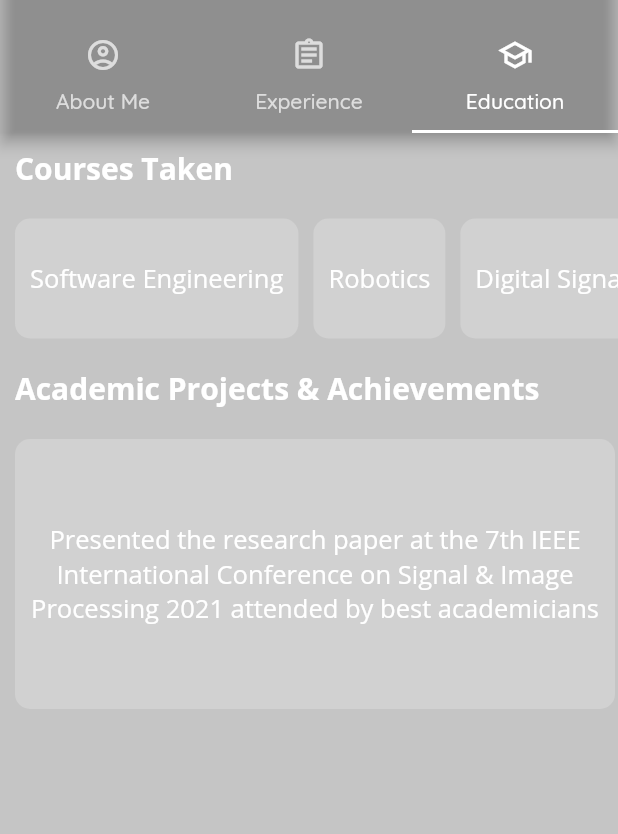
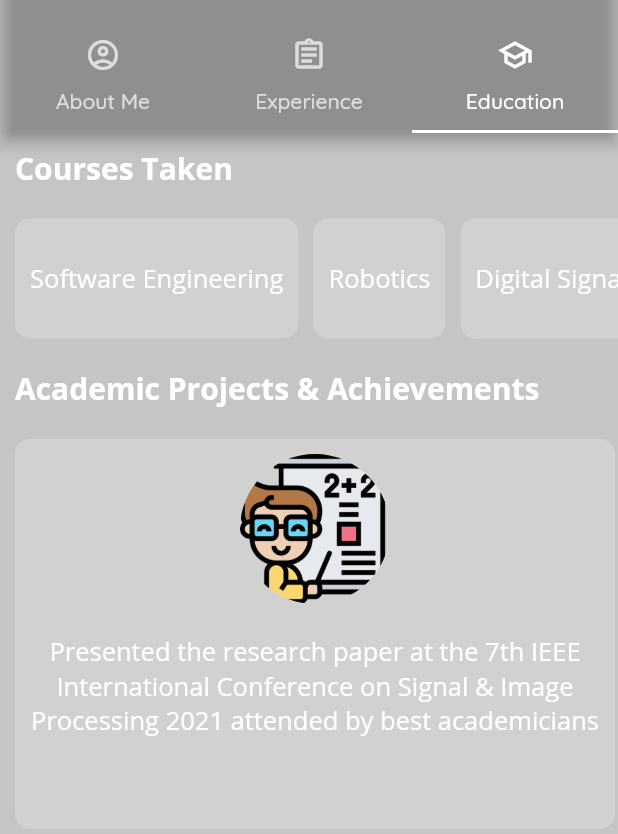
Before and after one commit to afiqaimanafr/resume-mobile-app, a Flutter app: the screen it shows after launch, tab 3 chosen, on a phone screen of 412 x 824 dp, the part 62-896 px from its top. Run offline on Flutter 3.47's test engine with Material 2 defaults, Android fonts, the phone set to English and light mode, and no system bars.

Commit message:
latest ui

```diff
--- a/lib/screens/education/education_screen.dart
+++ b/lib/screens/education/education_screen.dart
@@ -66,9 +66,19 @@ class _EducationScreenState extends State<EducationScreen> {
         borderRadius: BorderRadius.circular(10),
         color: kPrimaryLightColor.withOpacity(0.2),
       ),
+      child: Column(
+        children: [
+          const Padding(
+            padding: EdgeInsets.all(10.0),
+            child: CircleAvatar(
+              radius: 50,
+              backgroundColor: Colors.transparent,
+              backgroundImage: AssetImage('assets/images/tutor.png'),
+            ),
+          ),
+          Center(
             child: Padding(
               padding: const EdgeInsets.all(10.0),
-        child: Center(
               child: Text(
                 item.title,
                 style: const TextStyle(
@@ -76,10 +86,13 @@ class _EducationScreenState extends State<EducationScreen> {
                   fontFamily: primaryFamilyFont,
                   fontSize: 17,
                 ),
-            maxLines: 5,
+                overflow: TextOverflow.ellipsis,
                 textAlign: TextAlign.center,
+                maxLines: 10,
               ),
             ),
+          ),
+        ],
       ),
     );
   }
@@ -110,7 +123,7 @@ class _EducationScreenState extends State<EducationScreen> {
             ),
             buildTitle('Academic Projects & Achievements'),
             SizedBox(
-              height: 200,
+              height: 280,
               child: ListView.separated(
                 padding: const EdgeInsets.all(10),
                 separatorBuilder: (context, _) => const SizedBox(
--- a/pubspec.yaml
+++ b/pubspec.yaml
@@ -69,6 +69,11 @@ flutter:
     - assets/images/smartphone.png
     - assets/images/tutor.png
     - assets/images/web-programming.png
+    - assets/images/presentation.png
+    - assets/images/typewriter.png
+    - assets/images/exam.png
+    - assets/images/artificial-intelligence.png
+    - assets/images/robot.png
 
   # An image asset can refer to one or more resolution-specific "variants", see
   # https://flutter.dev/assets-and-images/#resolution-aware.
```
Also changed, not shown: assets/images/artificial-intelligence.png (added), assets/images/exam.png (added), assets/images/presentation.png (added), assets/images/robot.png (added), assets/images/typewriter.png (added). Lines whose indentation alone changed are shown as unchanged.
